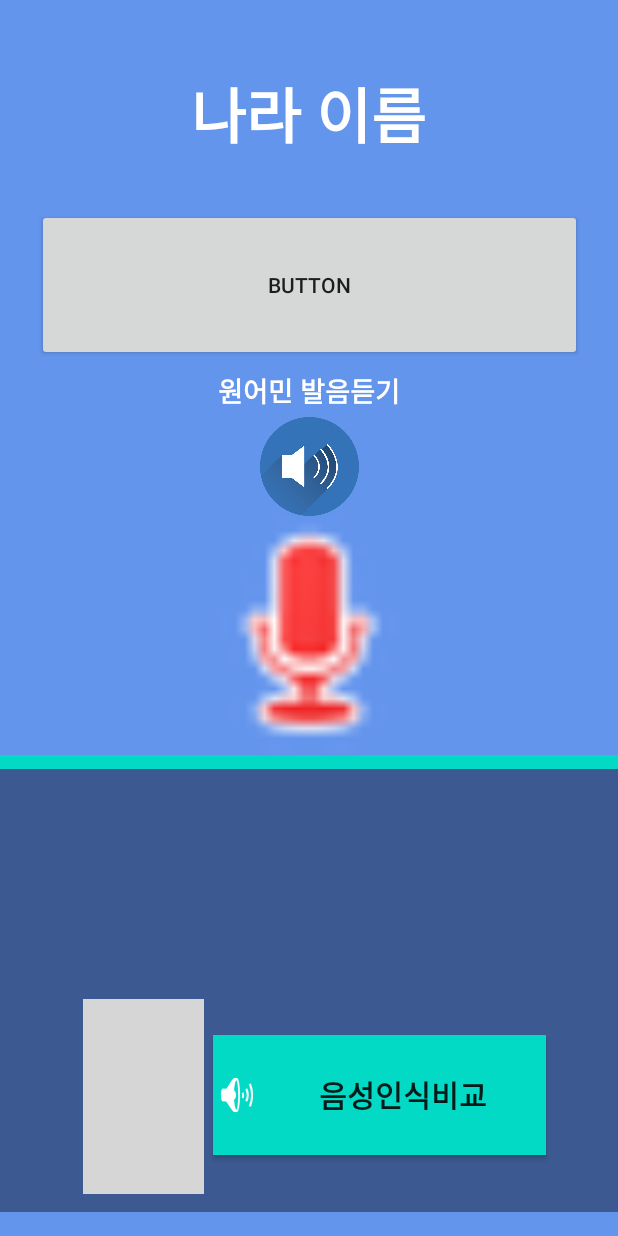
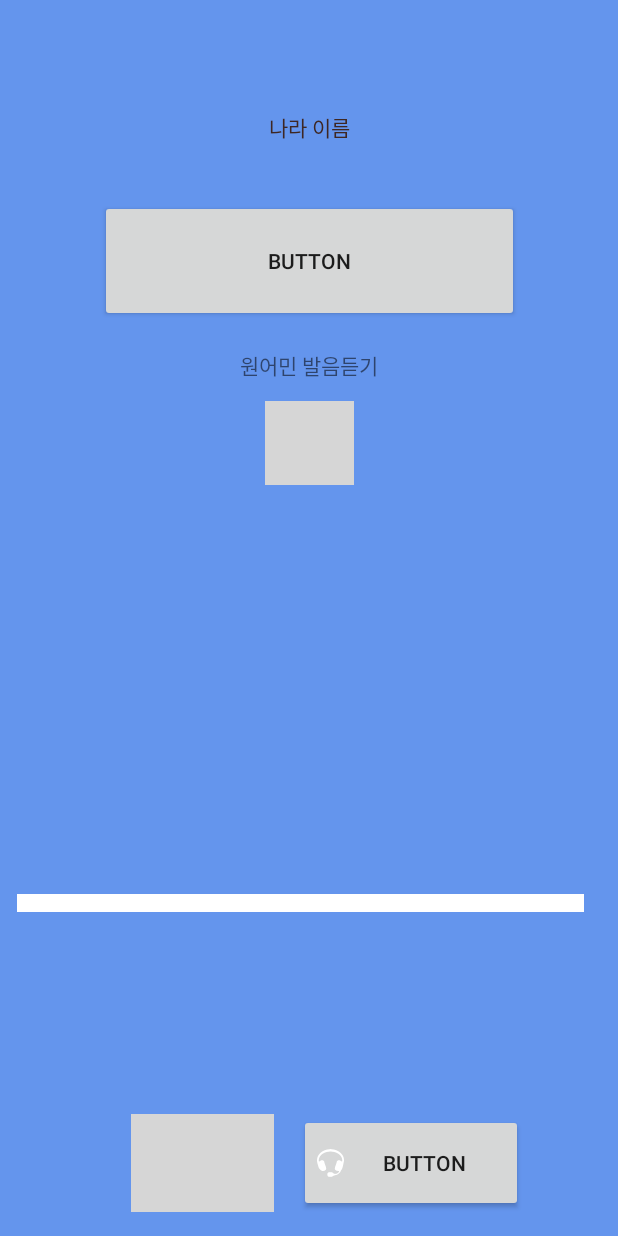
Before and after one commit to MibSang/BamsaemKorean, an Android app: the VoiceActivity screen opened directly, with no data from a screen before it, on a phone screen of 412 x 824 dp. Run offline under Robolectric (Android 15) with nearby library versions, the phone set to English and light mode, and no system bars; grey boxes are pictures that could not be loaded.

Commit message:
VoiceActivity_0408 modify

```diff
--- a/app/src/main/java/com/example/bamsaemkorean/VoiceActivity.java
+++ b/app/src/main/java/com/example/bamsaemkorean/VoiceActivity.java
@@ -2,6 +2,7 @@ package com.example.bamsaemkorean;
 
 import androidx.appcompat.app.AppCompatActivity;
 
+import android.media.Image;
 import android.os.Bundle;
 import android.widget.TextView;
 import android.widget.ImageButton;
@@ -11,18 +12,18 @@ public class VoiceActivity extends AppCompatActivity {
 
     @Override
     protected void onCreate(Bundle savedInstanceState) {
-        TextView Land_name;
-        ImageButton Land_name_to_speech;
-        Button Compare_voice;
+        TextView land_name;
+        ImageButton read_land_name_button;
+        ImageButton record_button;
+        Button compare_voice;
 
         super.onCreate(savedInstanceState);
         setContentView(R.layout.activity_voice);
 
-        Land_name = findViewById(R.id.textView); // 최상단의 나라이름 (나라가 뭔지에 따라 값이 바뀜)
-        Land_name_to_speech = findViewById((R.id.Land_name_to_speech)); // 버튼 누를 시 Land_name(나라이름) 텍스트를 읽어줌
-        Compare_voice = findViewById(R.id.Compare_voice); // 기준 발음과 비슷한지 비교해주는 버튼
-
-        //Land_name = 새로운 나라이름 받기;
+        land_name = findViewById(R.id.textView); // 최상단의 나라이름 (나라가 뭔지에 따라 값이 바뀜)
+        read_land_name_button = findViewById((R.id.read_land_name_button)); // 버튼 누를 시 Land_name(나라이름) 텍스트를 읽어줌
+        compare_voice = findViewById(R.id.compare_voice); // 기준 발음과 비슷한지 비교해주는 버튼
+        record_button = findViewById(R.id.record_button); // 녹음 버튼
 
     }
 }
--- a/app/src/main/res/drawable/radius.xml
+++ /dev/null
@@ -1,13 +0,0 @@
-<?xml version="1.0" encoding="utf-8"?>
-<shape xmlns:android="http://schemas.android.com/apk/res/android"
-    android:shape="oval" android:padding = "20dp">
-    <solid android:color="@color/white" />
-    <corners
-        android:bottomLeftRadius="15dp"
-        android:bottomRightRadius="15dp"
-        android:topLeftRadius="15dp"
-        android:topRightRadius="15dp" />
-    <stroke
-        android:width="2dp"
-        android:color="@color/white" />
-</shape>
--- a/app/src/main/res/layout/activity_voice.xml
+++ b/app/src/main/res/layout/activity_voice.xml
@@ -7,154 +7,103 @@
     android:background="@color/blue"
     tools:context=".MainActivity">
 
-    <RelativeLayout
-        android:id="@+id/linearLayout"
-        android:layout_width="416dp"
-        android:layout_height="296dp"
-        android:layout_marginTop="390dp"
-        android:background="@color/sec_blue"
-        android:orientation="horizontal"
-
-        app:layout_constraintBottom_toBottomOf="parent"
-        app:layout_constraintEnd_toEndOf="parent"
-        app:layout_constraintHorizontal_bias="0.0"
-        app:layout_constraintStart_toStartOf="parent"
-        app:layout_constraintTop_toBottomOf="@+id/textView">
-
-        <Button
-            android:id="@+id/Compare_voice"
-            android:layout_width="wrap_content"
-            android:layout_height="80dp"
-            android:layout_alignParentStart="true"
-            android:layout_alignParentTop="true"
-            android:layout_alignParentEnd="true"
-            android:layout_alignParentBottom="true"
-            android:layout_marginStart="142dp"
-            android:layout_marginTop="178dp"
-            android:layout_marginEnd="52dp"
-            android:layout_marginBottom="38dp"
-            android:background="@color/teal_200"
-            android:drawableLeft="@android:drawable/ic_lock_silent_mode_off"
-            android:text="음성인식비교"
-            android:textAlignment="center"
-            android:textSize="20sp"
-            android:textStyle="bold" />
-
-        <ImageButton
-            android:id="@+id/imageButton"
-            android:layout_width="75dp"
-            android:layout_height="85dp"
-            android:layout_alignParentStart="true"
-            android:layout_alignParentTop="true"
-            android:layout_alignParentEnd="true"
-            android:layout_alignParentBottom="true"
-            android:layout_marginStart="55dp"
-            android:layout_marginTop="154dp"
-            android:layout_marginEnd="280dp"
-            android:layout_marginBottom="12dp"
-            android:background="@null"
-            android:scaleType="centerInside"
-            app:srcCompat="@drawable/podcast_gc2b58b848_640" />
-
-    </RelativeLayout>
-
     <TextView
-        android:id="@+id/textView"
-        android:layout_width="172dp"
-        android:layout_height="60dp"
-        android:layout_marginStart="100dp"
-        android:layout_marginTop="30dp"
-        android:layout_marginEnd="100dp"
-        android:autoSizeTextType="uniform"
+        android:id="@+id/land_name"
+        android:layout_width="185dp"
+        android:layout_height="56dp"
+        android:layout_marginStart="115dp"
+        android:layout_marginTop="48dp"
+        android:layout_marginEnd="115dp"
+        android:layout_marginBottom="5dp"
         android:gravity="center"
         android:text="나라 이름"
         android:textAlignment="center"
-        android:textColor="#FFFFFF"
-        android:textSize="34sp"
-        android:textStyle="bold"
-        app:layout_constraintBottom_toTopOf="@+id/linearLayout"
+        android:textColor="#3E2723"
+        app:layout_constraintBottom_toTopOf="@+id/button3"
         app:layout_constraintEnd_toEndOf="parent"
-        app:layout_constraintHorizontal_bias="0.487"
         app:layout_constraintStart_toStartOf="parent"
-        app:layout_constraintTop_toTopOf="parent"
-        app:layout_constraintVertical_bias="0.69" />
+        app:layout_constraintTop_toTopOf="parent" />
+
+    <View
+        android:id="@+id/divider4"
+        android:layout_width="378dp"
+        android:layout_height="12dp"
+        android:layout_marginBottom="216dp"
+        android:background="@color/white"
+        app:layout_constraintBottom_toBottomOf="parent"
+        app:layout_constraintEnd_toEndOf="parent"
+        app:layout_constraintHorizontal_bias="0.333"
+        app:layout_constraintStart_toStartOf="parent" />
 
     <Button
-        android:id="@+id/button"
-        android:layout_width="363dp"
-        android:layout_height="101dp"
-        android:layout_marginStart="147dp"
-        android:layout_marginEnd="147dp"
-        android:layout_marginBottom="271dp"
+        android:id="@+id/button3"
+        android:layout_width="279dp"
+        android:layout_height="81dp"
+        android:layout_marginStart="80dp"
+        android:layout_marginTop="7dp"
+        android:layout_marginEnd="80dp"
+        android:layout_marginBottom="5dp"
         android:text="Button"
-        app:layout_constraintBottom_toTopOf="@+id/linearLayout"
+        app:layout_constraintBottom_toTopOf="@+id/only_text"
         app:layout_constraintEnd_toEndOf="parent"
         app:layout_constraintStart_toStartOf="parent"
-        app:layout_constraintTop_toBottomOf="@+id/textView"
-        app:layout_constraintVertical_bias="1.0" />
+        app:layout_constraintTop_toBottomOf="@+id/land_name" />
 
     <TextView
-        android:id="@+id/just_Text"
-        android:layout_width="123dp"
-        android:layout_height="35dp"
-        android:layout_marginStart="180dp"
-        android:layout_marginTop="2dp"
-        android:layout_marginEnd="180dp"
-        android:layout_marginBottom="249dp"
-        android:autoSizeTextType="uniform"
-        android:gravity="center"
+        android:id="@+id/only_text"
+        android:layout_width="wrap_content"
+        android:layout_height="wrap_content"
+        android:layout_marginStart="160dp"
+        android:layout_marginTop="4dp"
+        android:layout_marginEnd="160dp"
+        android:layout_marginBottom="1dp"
         android:text="원어민 발음듣기"
-        android:textAlignment="center"
-        android:textColor="#FFFFFF"
-        android:textSize="16sp"
-        android:textStyle="bold"
-        app:layout_constraintBottom_toTopOf="@+id/linearLayout"
+        app:layout_constraintBottom_toTopOf="@+id/read_land_name_button"
         app:layout_constraintEnd_toEndOf="parent"
         app:layout_constraintStart_toStartOf="parent"
-        app:layout_constraintTop_toBottomOf="@+id/button"
-        app:layout_constraintVertical_bias="0.0" />
+        app:layout_constraintTop_toBottomOf="@+id/button3" />
 
-    <LinearLayout
-        android:id="@+id/linearLayout2"
-        android:layout_width="412dp"
-        android:layout_height="9dp"
-        android:layout_marginTop="225dp"
-        android:background="@color/teal_200"
-        android:orientation="vertical"
-        app:layout_constraintBottom_toTopOf="@+id/linearLayout"
-        app:layout_constraintEnd_toEndOf="parent"
-        app:layout_constraintHorizontal_bias="0.0"
-        app:layout_constraintStart_toStartOf="parent"
-        app:layout_constraintTop_toBottomOf="@+id/just_Text"
-        app:layout_constraintVertical_bias="0.0">
-
-    </LinearLayout>
-
-    <ImageView
-        android:id="@+id/imageView"
-        android:layout_width="160dp"
-        android:layout_height="158dp"
-        android:layout_marginStart="126dp"
-        android:layout_marginEnd="126dp"
-        android:layout_marginBottom="2dp"
-        app:layout_constraintBottom_toTopOf="@+id/linearLayout2"
+    <ImageButton
+        android:id="@+id/read_land_name_button"
+        android:layout_width="59dp"
+        android:layout_height="56dp"
+        android:layout_marginStart="176dp"
+        android:layout_marginTop="4dp"
+        android:layout_marginEnd="176dp"
+        android:layout_marginBottom="264dp"
+        android:background="@android:color/transparent"
+        android:scaleType="centerInside"
+        app:layout_constraintBottom_toTopOf="@+id/divider4"
         app:layout_constraintEnd_toEndOf="parent"
         app:layout_constraintStart_toStartOf="parent"
-        app:layout_constraintTop_toBottomOf="@+id/Land_name_to_speech"
-        app:srcCompat="@android:drawable/presence_audio_busy" />
+        app:layout_constraintTop_toBottomOf="@+id/only_text"
+        app:srcCompat="@drawable/audio_button" />
+
+    <Button
+        android:id="@+id/compare_voice"
+        android:layout_width="149dp"
+        android:layout_height="65dp"
+        android:layout_marginStart="3dp"
+        android:layout_marginEnd="52dp"
+        android:layout_marginBottom="16dp"
+        android:drawableLeft="@android:drawable/stat_sys_headset"
+        android:text="Button"
+        app:layout_constraintBottom_toBottomOf="parent"
+        app:layout_constraintEnd_toEndOf="parent"
+        app:layout_constraintStart_toEndOf="@+id/record_button" />
 
     <ImageButton
-        android:id="@+id/Land_name_to_speech"
-        android:layout_width="72dp"
-        android:layout_height="66dp"
-        android:layout_marginStart="170dp"
-        android:layout_marginEnd="170dp"
+        android:id="@+id/record_button"
+        android:layout_width="95dp"
+        android:layout_height="65dp"
+        android:layout_marginStart="76dp"
+        android:layout_marginEnd="1dp"
+        android:layout_marginBottom="16dp"
         android:background="@android:color/transparent"
         android:scaleType="centerInside"
-        app:layout_constraintBottom_toTopOf="@+id/imageView"
-        app:layout_constraintEnd_toEndOf="parent"
+        app:layout_constraintBottom_toBottomOf="parent"
+        app:layout_constraintEnd_toStartOf="@+id/compare_voice"
         app:layout_constraintStart_toStartOf="parent"
-        app:layout_constraintTop_toBottomOf="@+id/just_Text"
-        app:srcCompat="@drawable/speaker_gcae3a4474_640" />
+        app:srcCompat="@drawable/mike_button" />
 
 </androidx.constraintlayout.widget.ConstraintLayout>
```
Also changed, not shown: app/src/main/res/drawable/microphone_g060a59fa2_640.png (deleted), app/src/main/res/drawable/speaker_gcae3a4474_640.png (deleted), app/src/main/res/drawable/turn_on_the_sound_gb7b3eeca3_640.png (deleted).
